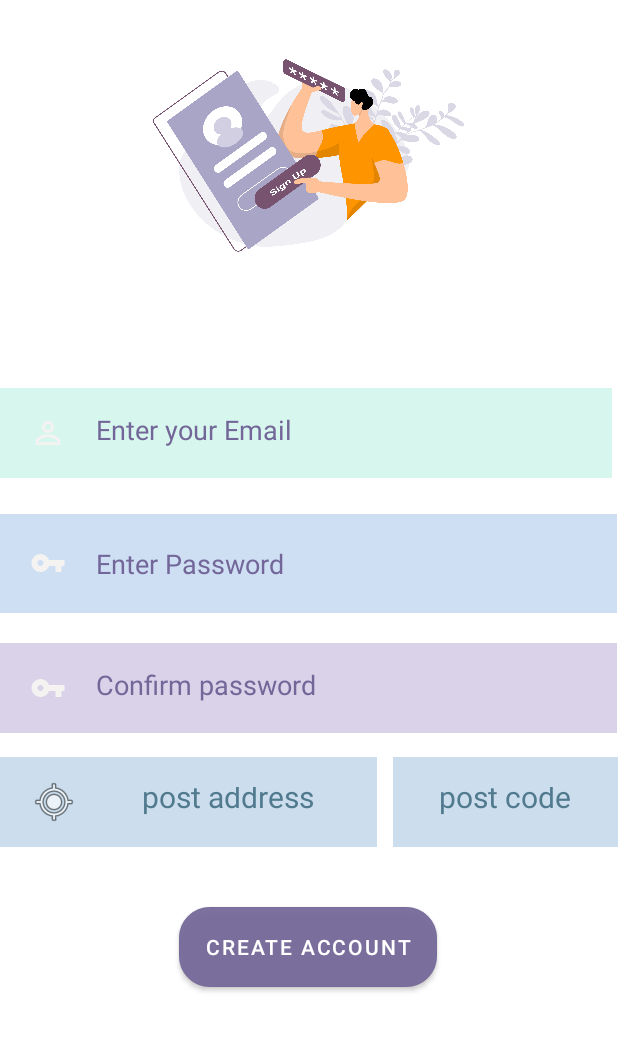
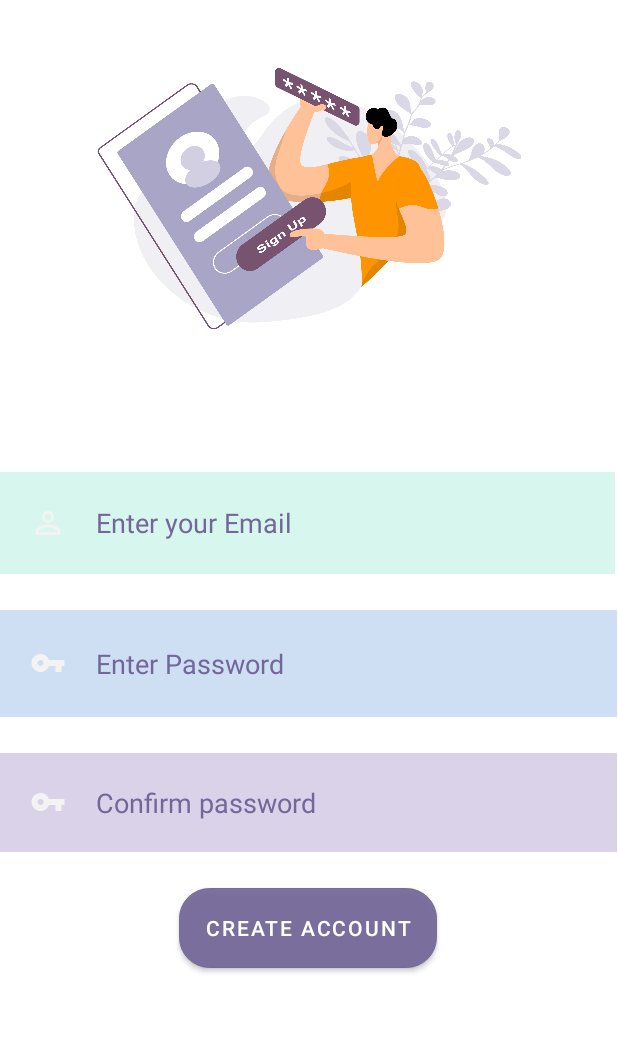
Before and after one commit to DIT113-V22/group-12, an Android app: the MainActivityCreateAccount screen opened directly, with no data from a screen before it, on a phone screen of 412 x 824 dp, the part 140-1192 px from its top. Run offline under Robolectric (Android 15) with nearby library versions, the phone set to English and light mode, and no system bars.

Commit message:
Revert "Customer address"
This reverts commit 85e36c2d9905712b5d01356d95333836c67f4473.

```diff
--- a/CarEshipApp/app/src/main/java/com/example/careshipapp/DBHelperClass.java
+++ b/CarEshipApp/app/src/main/java/com/example/careshipapp/DBHelperClass.java
@@ -5,7 +5,6 @@ import android.content.Context;
 import android.database.Cursor;
 import android.database.sqlite.SQLiteDatabase;
 import android.database.sqlite.SQLiteOpenHelper;
-import android.widget.EditText;
 
 import androidx.annotation.Nullable;
 
@@ -15,11 +14,9 @@ public class DBHelperClass extends SQLiteOpenHelper {
     private static final String TABLEUSERS = "Users";
     private static final String USERNAME = "username";
     private static final String PASSWORD = "password";
-    private static final String ADDRESS = "post address";
-    private static final String ZIPCODE = "zip code";
     private static final String CREATEUSERSTABLE = "CREATE TABLE " + TABLEUSERS + " ("
             + USERNAME + " TEXT PRIMARY KEY AUTOINCREMENT, "
-            + PASSWORD + " TEXT," + ADDRESS + "TEXT, " + ZIPCODE + "TEXT)";
+            + PASSWORD + " TEXT)";
 
 
     public DBHelperClass(Context context) {
@@ -40,21 +37,19 @@ public class DBHelperClass extends SQLiteOpenHelper {
 
     }
 
-    public void insertData(String username, String password, String postAddress, String zipCode){
+    public void insertData(String username, String password){
         //Method for inserting the data into users table.
         SQLiteDatabase usersDB = this.getWritableDatabase();
         ContentValues values = new ContentValues();//Storing values.
 
         values.put(USERNAME, username);//Inserting username into values.
         values.put(PASSWORD, password);//Inserting password into values.
-        values.put(ADDRESS, String.valueOf(postAddress));//Inserting address into values.
-        values.put(ZIPCODE, String.valueOf(zipCode));//Inserting zipcode into values.
+
         usersDB.insert(TABLEUSERS, null, values);//Inserting the values into the table users.
+
         usersDB.close();
 
     }
-
-
 
     public Boolean usernameExistsCheck(String username){
         //Method that checks if user exists in the database.
@@ -73,13 +68,4 @@ public class DBHelperClass extends SQLiteOpenHelper {
         return cursor.getCount() > 0;
 
     }
-
-    public void updatePassword(String email, String password){
-        SQLiteDatabase database = this.getWritableDatabase();
-        ContentValues values = new ContentValues();
-        values.put(PASSWORD, password);
-        database.update(TABLEUSERS, values, USERNAME+" = ?", new String[]{ email });
-        database.close();
-
-    }
 }
--- a/CarEshipApp/app/src/main/java/com/example/careshipapp/StaffLoginPage.java
+++ b/CarEshipApp/app/src/main/java/com/example/careshipapp/StaffLoginPage.java
@@ -42,7 +42,7 @@ import androidx.appcompat.app.AppCompatActivity;
                         Toast.makeText(StaffLoginPage.this,"Login successful.",Toast.LENGTH_SHORT).show();
                         successfulLogin();
 
-                    } else if(email.isEmpty() && password.isEmpty()){
+                    } if(email.isEmpty() && password.isEmpty()){
                         Toast.makeText(StaffLoginPage.this,"Add both email and password",Toast.LENGTH_SHORT).show();
                     }else{
                         Toast.makeText(StaffLoginPage.this,"Invalid login attempt.",Toast.LENGTH_SHORT).show();
@@ -52,7 +52,9 @@ import androidx.appcompat.app.AppCompatActivity;
             });
 
             forgetPass = (TextView) findViewById(R.id.forgetPassword);
+
             forgetPass.setOnClickListener(new View.OnClickListener() {
+
                 @Override
                 public void onClick(View view) {
                     Intent intent = new Intent(getApplicationContext(), UpdatePassword.class);
--- a/CarEshipApp/app/src/main/res/layout/activity_main_create_account.xml
+++ b/CarEshipApp/app/src/main/res/layout/activity_main_create_account.xml
@@ -21,7 +21,7 @@
         android:id="@+id/signIn"
         android:layout_width="279dp"
         android:layout_height="56dp"
-        android:layout_marginTop="224dp"
+        android:layout_marginTop="280dp"
         android:gravity="center"
         android:textColor="#736698"
         android:textSize="20sp"
@@ -33,8 +33,8 @@
 
     <EditText
         android:id="@+id/Username"
-        android:layout_width="408dp"
-        android:layout_height="60dp"
+        android:layout_width="410dp"
+        android:layout_height="68dp"
         android:layout_marginTop="16dp"
 
         android:background="#4061DABD"
@@ -51,7 +51,7 @@
     <EditText
         android:id="@+id/CreatePassword"
         android:layout_width="411dp"
-        android:layout_height="66dp"
+        android:layout_height="71dp"
         android:layout_below="@id/Username"
         android:layout_marginTop="24dp"
         android:background="#414083D5"
@@ -70,9 +70,9 @@
     <EditText
         android:id="@+id/passwordReentry"
         android:layout_width="411dp"
-        android:layout_height="60dp"
+        android:layout_height="66dp"
         android:layout_below="@id/Username"
-        android:layout_marginTop="20dp"
+        android:layout_marginTop="24dp"
         android:background="#437454AC"
         android:drawableStart="@drawable/ic_baseline_vpn_key_24"
         android:drawablePadding="20dp"
@@ -91,7 +91,7 @@
         android:layout_width="172dp"
         android:layout_height="53dp"
         android:layout_centerHorizontal="true"
-        android:layout_marginTop="116dp"
+        android:layout_marginTop="24dp"
         android:background="@drawable/button"
         android:backgroundTint="#736698"
         android:text="@string/create_account"
@@ -101,59 +101,12 @@
         app:layout_constraintStart_toStartOf="parent"
         app:layout_constraintTop_toBottomOf="@+id/passwordReentry" />
 
-    <EditText
-        android:id="@+id/postAddress"
-        android:layout_width="251dp"
-        android:layout_height="60dp"
-        android:layout_marginTop="16dp"
-        android:background="@color/blue"
-        android:backgroundTint="@color/sky_blue"
-        android:drawableStart="@android:drawable/ic_menu_mylocation"
-        android:drawablePadding="20dp"
-        android:hint="@string/post_address"
-        android:inputType="textPostalAddress"
-        android:padding="20dp"
-        android:textAlignment="center"
-        android:textColor="@color/dark_blue"
-        android:textColorHighlight="@color/dark_blue"
-        android:textColorHint="@color/light_blue"
-        android:textColorLink="@color/dark_blue"
-        android:textSize="20sp"
-        app:layout_constraintEnd_toEndOf="parent"
-        app:layout_constraintHorizontal_bias="0.0"
-        app:layout_constraintStart_toStartOf="parent"
-        app:layout_constraintTop_toBottomOf="@+id/passwordReentry" />
-
-    <EditText
-        android:id="@+id/zipCode"
-        android:layout_width="150dp"
-        android:layout_height="60dp"
-        android:layout_marginStart="4dp"
-        android:layout_marginTop="16dp"
-        android:background="@color/blue"
-        android:backgroundTint="@color/sky_blue"
-        android:drawablePadding="20dp"
-        android:hint="post code"
-        android:inputType="number"
-        android:padding="20dp"
-        android:textAlignment="center"
-        android:textColor="@color/dark_blue"
-        android:textColorHighlight="@color/dark_blue"
-        android:textColorHint="@color/light_blue"
-        android:textColorLink="@color/dark_blue"
-        android:textSize="20sp"
-        app:layout_constraintEnd_toEndOf="parent"
-        app:layout_constraintHorizontal_bias="1.0"
-        app:layout_constraintStart_toEndOf="@+id/postAddress"
-        app:layout_constraintTop_toBottomOf="@+id/passwordReentry" />
-
     <ImageView
         android:id="@+id/imageView14"
-        android:layout_width="298dp"
-        android:layout_height="226dp"
-        android:layout_marginTop="28dp"
+        android:layout_width="371dp"
+        android:layout_height="307dp"
+        android:layout_marginTop="16dp"
         app:layout_constraintEnd_toEndOf="parent"
-        app:layout_constraintHorizontal_bias="0.495"
         app:layout_constraintStart_toStartOf="parent"
         app:layout_constraintTop_toTopOf="parent"
         app:srcCompat="@drawable/sign_up_form" />
--- a/CarEshipApp/app/src/main/res/values/strings.xml
+++ b/CarEshipApp/app/src/main/res/values/strings.xml
@@ -27,6 +27,4 @@
     <string name="post_address">post address</string>
     <string name="new_password">New password</string>
     <string name="retype_new_password">Retype new password</string>
-    <string name="zip_code">Zip code</string>
-    <string name="type_your_email">Type your email</string>
 </resources>
```
Also changed, not shown: CarEshipApp/app/src/main/java/com/example/careshipapp/CustomerAddress.java (added, +33 -0 lines), CarEshipApp/app/src/main/java/com/example/careshipapp/MainActivityCreateAccount.java (+8 -22 lines), CarEshipApp/app/src/main/java/com/example/careshipapp/MainActivityLoginPage.java (+1 -16 lines), CarEshipApp/app/src/main/java/com/example/careshipapp/UpdatePassword.java (+1 -60 lines), CarEshipApp/app/src/main/res/layout/activity_main_login_page.xml (+7 -9 lines), CarEshipApp/app/src/main/res/layout/customer_address.xml (added, +120 -0 lines), CarEshipApp/app/src/main/res/layout/update_password.xml (+13 -36 lines), CarEshipApp/app/src/main/res/drawable/gummy_location.png (added).
